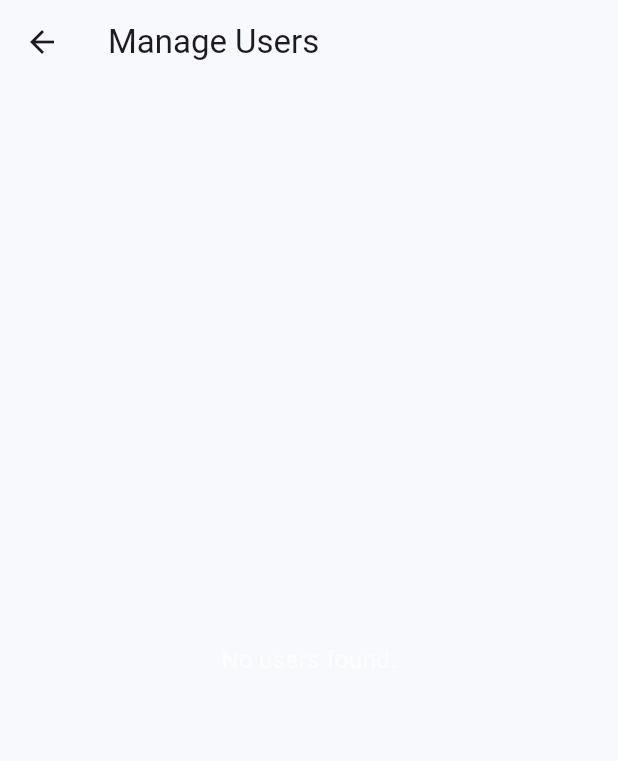
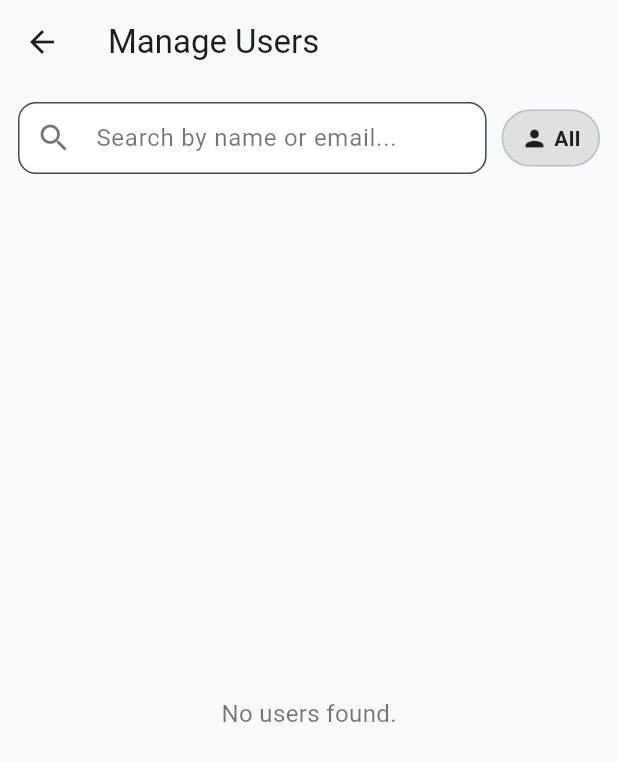
Before and after one commit to Dev-Aziii/QuizApp, a Flutter app: the ManageUsersScreen screen opened directly, on a phone screen of 412 x 824 dp. Shown: the top 761 px of the screen. Run offline on Flutter 3.47's test engine with Material 3 defaults, Android fonts, the phone set to English and light mode, and no system bars; our stand-ins replace cloud_firestore, firebase_auth, firebase_core, flutter_animate, google_fonts, google_sign_in and 1 more; accounts and stored records are empty.

Commit message:
feat: add search and filter functionality to manage users screen

```diff
--- a/lib/view/admin/manage_users_screen.dart
+++ b/lib/view/admin/manage_users_screen.dart
@@ -11,19 +11,25 @@ class ManageUsersScreen extends StatefulWidget {
 
 class _ManageUsersScreenState extends State<ManageUsersScreen> {
   final FirebaseFirestore _firestore = FirebaseFirestore.instance;
+  String _searchQuery = '';
+  bool _showDisabledOnly = false;
+
+  final TextEditingController _searchController = TextEditingController();
 
   Future<void> _deleteUser(String uid) async {
     try {
-      // Delete from Firestore
       await _firestore.collection('users').doc(uid).delete();
-
+      if (mounted) {
         ScaffoldMessenger.of(context).showSnackBar(
           const SnackBar(content: Text('User deleted successfully')),
         );
+      }
     } catch (e) {
+      if (mounted) {
         ScaffoldMessenger.of(
           context,
         ).showSnackBar(SnackBar(content: Text('Failed to delete user: $e')));
+      }
     }
   }
 
@@ -32,19 +38,24 @@ class _ManageUsersScreenState extends State<ManageUsersScreen> {
       await _firestore.collection('users').doc(uid).update({
         'disabled': !isDisabled,
       });
-
+      if (mounted) {
         ScaffoldMessenger.of(context).showSnackBar(
-        SnackBar(content: Text(isDisabled ? 'User enabled' : 'User disabled')),
+          SnackBar(
+            content: Text(isDisabled ? 'User enabled' : 'User disabled'),
+          ),
         );
+      }
     } catch (e) {
+      if (mounted) {
         ScaffoldMessenger.of(
           context,
         ).showSnackBar(SnackBar(content: Text('Failed to update user: $e')));
       }
     }
+  }
 
-  String _formatTimestamp(Timestamp? timestamp) {
-    if (timestamp == null) return 'Unknown';
+  String _formatTimestamp(dynamic timestamp) {
+    if (timestamp is! Timestamp) return 'Unknown';
     final date = timestamp.toDate();
     return '${date.year}-${date.month.toString().padLeft(2, '0')}-${date.day.toString().padLeft(2, '0')}';
   }
@@ -58,15 +69,115 @@ class _ManageUsersScreenState extends State<ManageUsersScreen> {
         backgroundColor: AppTheme.backgroundColor,
         elevation: 0,
       ),
-      body: StreamBuilder<QuerySnapshot>(
+      body: Column(
+        children: [
+          Padding(
+            padding: const EdgeInsets.all(12.0),
+            child: Row(
+              children: [
+                Expanded(
+                  child: TextField(
+                    controller: _searchController,
+                    style: const TextStyle(color: Colors.black),
+                    decoration: InputDecoration(
+                      hintText: 'Search by name or email...',
+                      hintStyle: const TextStyle(color: Colors.black54),
+                      prefixIcon: const Icon(
+                        Icons.search,
+                        color: Colors.black54,
+                      ),
+                      filled: true,
+                      fillColor: Colors.white,
+                      contentPadding: const EdgeInsets.symmetric(
+                        vertical: 0,
+                        horizontal: 16,
+                      ),
+                      border: OutlineInputBorder(
+                        borderRadius: BorderRadius.circular(12),
+                        borderSide: const BorderSide(
+                          color: Colors.black12,
+                          width: 1,
+                        ),
+                      ),
+                    ),
+                    onChanged: (value) {
+                      setState(() {
+                        _searchQuery = value.trim().toLowerCase();
+                      });
+                    },
+                  ),
+                ),
+                const SizedBox(width: 10),
+
+                GestureDetector(
+                  onTap: () {
+                    setState(() {
+                      _showDisabledOnly = !_showDisabledOnly;
+                    });
+                  },
+                  child: Container(
+                    padding: const EdgeInsets.symmetric(
+                      horizontal: 12,
+                      vertical: 8,
+                    ),
+                    decoration: BoxDecoration(
+                      color: _showDisabledOnly
+                          ? Colors.redAccent
+                          : Colors.grey.shade300,
+                      borderRadius: BorderRadius.circular(20),
+                      border: Border.all(
+                        color: _showDisabledOnly
+                            ? Colors.redAccent
+                            : Colors.grey.shade400,
+                      ),
+                    ),
+                    child: Row(
+                      children: [
+                        Icon(
+                          _showDisabledOnly
+                              ? Icons.visibility_off
+                              : Icons.person,
+                          color: _showDisabledOnly
+                              ? Colors.white
+                              : Colors.black87,
+                          size: 18,
+                        ),
+                        const SizedBox(width: 4),
+                        Text(
+                          _showDisabledOnly ? "Disabled" : "All",
+                          style: TextStyle(
+                            color: _showDisabledOnly
+                                ? Colors.white
+                                : Colors.black87,
+                            fontWeight: FontWeight.w600,
+                          ),
+                        ),
+                      ],
+                    ),
+                  ),
+                ),
+              ],
+            ),
+          ),
+          Expanded(
+            child: StreamBuilder<QuerySnapshot>(
               stream: _firestore
                   .collection('users')
-            .orderBy('createdAt', descending: true)
+                  .where('role', isEqualTo: 'user')
                   .snapshots(),
               builder: (context, snapshot) {
                 if (snapshot.connectionState == ConnectionState.waiting) {
                   return const Center(
-              child: CircularProgressIndicator(color: Colors.white),
+                    child: CircularProgressIndicator(color: Colors.black),
+                  );
+                }
+
+                if (snapshot.hasError) {
+                  return Center(
+                    child: Text(
+                      'Error: ${snapshot.error}',
+                      style: const TextStyle(color: Colors.redAccent),
+                    ),
                   );
                 }
 
@@ -74,24 +185,55 @@ class _ManageUsersScreenState extends State<ManageUsersScreen> {
                   return const Center(
                     child: Text(
                       'No users found.',
-                style: TextStyle(color: Colors.white70, fontSize: 16),
+                      style: TextStyle(color: Colors.black54, fontSize: 16),
                     ),
                   );
                 }
 
-          final users = snapshot.data!.docs;
+                // ✅ Apply filtering in Flutter instead of Firestore
+                final users = snapshot.data!.docs.where((doc) {
+                  final data = doc.data() as Map<String, dynamic>? ?? {};
+                  final name = (data['name'] ?? '').toString().toLowerCase();
+                  final email = (data['email'] ?? '').toString().toLowerCase();
+                  final disabled =
+                      data['disabled'] ?? false; // Default false if missing
 
+                  final matchesDisabled = _showDisabledOnly
+                      ? disabled == true
+                      : disabled == false;
+                  final matchesSearch =
+                      _searchQuery.isEmpty ||
+                      name.contains(_searchQuery) ||
+                      email.contains(_searchQuery);
+
+                  return matchesDisabled && matchesSearch;
+                }).toList();
+
+                if (users.isEmpty) {
+                  return Center(
+                    child: Text(
+                      _showDisabledOnly
+                          ? 'No disabled users found.'
+                          : 'No active users found.',
+                      style: const TextStyle(
+                        color: Colors.black54,
+                        fontSize: 16,
+                      ),
+                    ),
+                  );
+                }
+
+                // 🧱 Same ListView builder as before
                 return ListView.builder(
                   padding: const EdgeInsets.all(12),
                   itemCount: users.length,
                   itemBuilder: (context, index) {
                     final userDoc = users[index];
-              final data = userDoc.data() as Map<String, dynamic>;
+                    final data = userDoc.data() as Map<String, dynamic>? ?? {};
                     final uid = userDoc.id;
 
                     final name = data['name'] ?? 'Unnamed';
                     final email = data['email'] ?? 'No email';
-              final role = data['role'] ?? 'N/A';
                     final disabled = data['disabled'] ?? false;
                     final createdAt = _formatTimestamp(data['createdAt']);
 
@@ -121,7 +263,7 @@ class _ManageUsersScreenState extends State<ManageUsersScreen> {
                             Text(email, style: const TextStyle(fontSize: 13)),
                             const SizedBox(height: 2),
                             Text(
-                        'Role: $role • Joined: $createdAt',
+                              'Joined: $createdAt',
                               style: const TextStyle(
                                 fontSize: 12,
                                 color: Colors.grey,
@@ -140,7 +282,9 @@ class _ManageUsersScreenState extends State<ManageUsersScreen> {
                           itemBuilder: (context) => [
                             PopupMenuItem(
                               value: 'disable',
-                        child: Text(disabled ? 'Enable User' : 'Disable User'),
+                              child: Text(
+                                disabled ? 'Enable User' : 'Disable User',
+                              ),
                             ),
                             const PopupMenuItem(
                               value: 'delete',
@@ -154,6 +298,9 @@ class _ManageUsersScreenState extends State<ManageUsersScreen> {
                 );
               },
             ),
+          ),
+        ],
+      ),
     );
   }
 }
```
Lines whose indentation alone changed are shown as unchanged.
